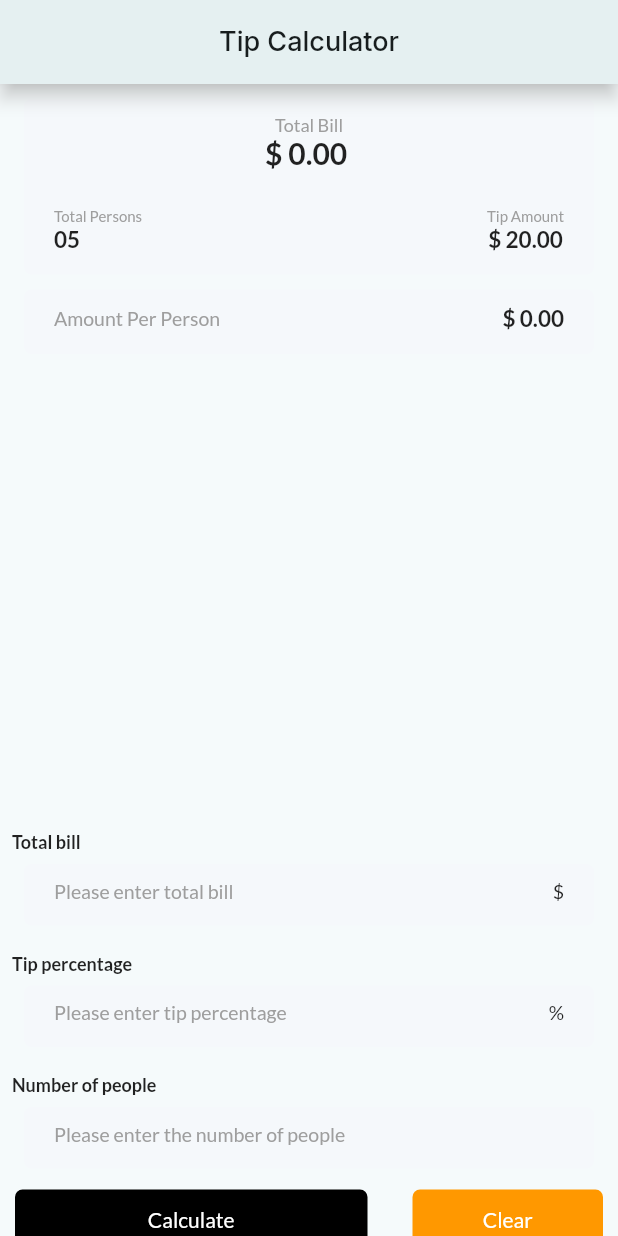
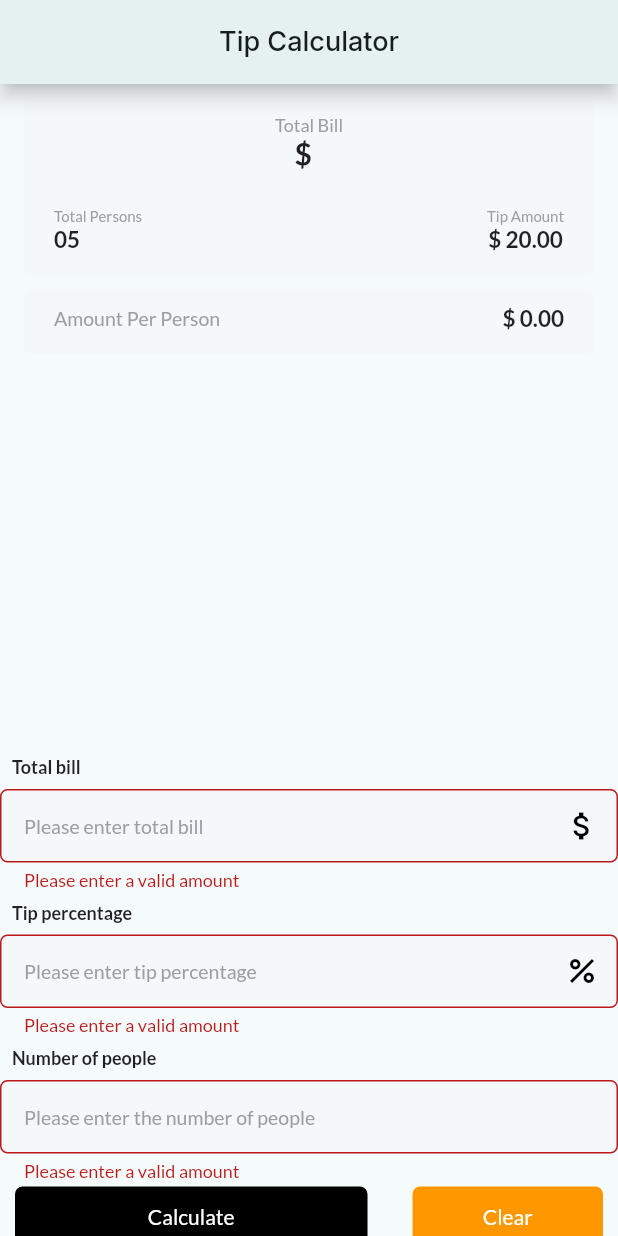
Before and after one commit to CHOC4HOL1C/Flutter-UI-Practice, a Flutter app: the screen it shows after launch, after a tap on "Calculate", on a phone screen of 412 x 824 dp. Run offline on Flutter 3.47's test engine with Material 2 defaults, Android fonts, the phone set to English and light mode, and no system bars; our stand-ins replace google_fonts.

Commit message:
Updated Tip Calculator with Form Control.

```diff
--- a/lib/Screens/tip_calculator.dart
+++ b/lib/Screens/tip_calculator.dart
@@ -1,8 +1,21 @@
 import 'package:flutter/material.dart';
 import 'package:google_fonts/google_fonts.dart';
+import 'package:project_1/Widgets/Simple%20Input%20Field.dart';
 
-class TipCalc extends StatelessWidget {
+class TipCalc extends StatefulWidget {
   const TipCalc({super.key});
+
+  @override
+  State<TipCalc> createState() => _TipCalcState();
+}
+
+class _TipCalcState extends State<TipCalc> {
+
+  //declare local variables
+  final formKey = GlobalKey<FormState>();
+  final totalBillController = TextEditingController();
+  final totalTipController = TextEditingController();
+  final totalPeopleController = TextEditingController();
 
   @override
   Widget build(BuildContext context) {
@@ -16,6 +29,8 @@ class TipCalc extends StatelessWidget {
         backgroundColor: Colors.white,
       ),
       body: Center(
+        child: Form(
+          key: formKey,
           child: Column(
             children: [
               Container( //container1
@@ -25,14 +40,14 @@ class TipCalc extends StatelessWidget {
                 //decoration: BoxDecoration(), ShapeDecoration(shape: RoundedRectangleBorder(borderRadius: BorderRadius.all(Radius.circular(5)))),
                 decoration: BoxDecoration(color: Color(0xFFF5F8FB), borderRadius: BorderRadius.circular(5)),
 
-              child: const Column(
+                child: Column(
                   children: [
                     Text(
                         'Total Bill',
                         style: TextStyle(color: Colors.grey, fontSize: 12)
                     ),
                     Text(
-                      '\$ 0.00 \n',
+                        '\$ ${totalBillController.text} \n',
                         style: TextStyle(fontWeight: FontWeight.w700, fontSize: 20),
                     ),
                     Row(
@@ -70,7 +85,7 @@ class TipCalc extends StatelessWidget {
                 ),
               ),
               SizedBox(
-              height: 300,
+                height: 250,
               ),
               Row(
                 mainAxisAlignment: MainAxisAlignment.start,
@@ -81,19 +96,57 @@ class TipCalc extends StatelessWidget {
                   ),
                 ],
               ),
-            Container( //container 3
-              margin: EdgeInsets.only(left: 10, top: 0, right: 10, bottom: 10),
-              padding: EdgeInsets.only(left: 20, top: 10, right: 20, bottom: 15),
-              width: 380,
-              decoration: BoxDecoration(color: Color(0xFFF5F8FB), borderRadius: BorderRadius.circular(5)),
-              child: Row(
-                mainAxisAlignment: MainAxisAlignment.spaceBetween,
-                children: [
-                  Text('Please enter total bill', style: TextStyle(color: Colors.grey, fontSize: 13)),
-                  Text('\$', style: TextStyle(fontSize: 13))
-                ],
+
+              SimpleInputField(
+                  controller: totalBillController,
+                  hintText: 'Please enter total bill',
+                  iconData: Icons.attach_money,
               ),
-            ),
+              // TextFormField(
+              //   keyboardType: TextInputType.number,
+              //   decoration: InputDecoration(
+              //     hintText: 'Please enter total bill',
+              //     hintStyle: TextStyle(
+              //       fontSize: 13,
+              //       color: Colors.grey,
+              //     ),
+              //     suffix: Icon(Icons.attach_money, color: Colors.black),
+              //     fillColor: Color(0xFFF5F8FB),
+              //     filled: true,
+              //     border: OutlineInputBorder(
+              //         borderSide: BorderSide(width: 0 , color: Colors.transparent),
+              //         borderRadius: BorderRadius.circular(5)),
+              //     enabledBorder: OutlineInputBorder(
+              //         borderSide: BorderSide(width: 0 , color: Colors.transparent),
+              //         borderRadius: BorderRadius.circular(5)),
+              //     focusedBorder: OutlineInputBorder(
+              //         borderSide: BorderSide(width: 0 , color: Colors.transparent),
+              //         borderRadius: BorderRadius.circular(5))
+              //   ),
+              //
+              //   onFieldSubmitted: (value){
+              //     if(value.isEmpty)
+              //       {
+              //         totalBillController.text = '0.00';
+              //       }
+              //     totalBillController.text = value.toString();
+              //     setState(() {});
+              //   },
+              //
+              // ),
+              // Container( //container 3
+              //   margin: EdgeInsets.only(left: 10, top: 0, right: 10, bottom: 10),
+              //   padding: EdgeInsets.only(left: 20, top: 10, right: 20, bottom: 15),
+              //   width: 380,
+              //   decoration: BoxDecoration(color: Color(0xFFF5F8FB), borderRadius: BorderRadius.circular(5)),
+              //   child: Row(
+              //     mainAxisAlignment: MainAxisAlignment.spaceBetween,
+              //     children: [
+              //       Text('Please enter total bill', style: TextStyle(color: Colors.grey, fontSize: 13)),
+              //       Text('\$', style: TextStyle(fontSize: 13))
+              //     ],
+              //   ),
+              // ),
               Row(
                 mainAxisAlignment: MainAxisAlignment.start,
                 children: [
@@ -103,19 +156,25 @@ class TipCalc extends StatelessWidget {
                   ),
                 ],
               ),
-            Container( //container 4
-              margin: EdgeInsets.only(left: 10, top: 0, right: 10, bottom: 10),
-              padding: EdgeInsets.only(left: 20, top: 10, right: 20, bottom: 15),
-              width: 380,
-              decoration: BoxDecoration(color: Color(0xFFF5F8FB), borderRadius: BorderRadius.circular(5)),
-              child: Row(
-                mainAxisAlignment: MainAxisAlignment.spaceBetween,
-                children: [
-                  Text('Please enter tip percentage', style: TextStyle(color: Colors.grey, fontSize: 13)),
-                  Text('\%', style: TextStyle(fontSize: 13))
-                ],
+
+              SimpleInputField(
+                  controller: totalTipController,
+                  hintText: 'Please enter tip percentage',
+                  iconData: Icons.percent,
               ),
-            ),
+              // Container( //container 4
+              //   margin: EdgeInsets.only(left: 10, top: 0, right: 10, bottom: 10),
+              //   padding: EdgeInsets.only(left: 20, top: 10, right: 20, bottom: 15),
+              //   width: 380,
+              //   decoration: BoxDecoration(color: Color(0xFFF5F8FB), borderRadius: BorderRadius.circular(5)),
+              //   child: Row(
+              //     mainAxisAlignment: MainAxisAlignment.spaceBetween,
+              //     children: [
+              //       Text('Please enter tip percentage', style: TextStyle(color: Colors.grey, fontSize: 13)),
+              //       Text('\%', style: TextStyle(fontSize: 13))
+              //     ],
+              //   ),
+              // ),
               Row(
                 mainAxisAlignment: MainAxisAlignment.start,
                 children: [
@@ -125,23 +184,30 @@ class TipCalc extends StatelessWidget {
                   ),
                 ],
               ),
-            Container( //container 5
-              margin: EdgeInsets.only(left: 10, top: 0, right: 10, bottom: 10),
-              padding: EdgeInsets.only(left: 20, top: 10, right: 20, bottom: 15),
-              width: 380,
-              decoration: BoxDecoration(color: Color(0xFFF5F8FB), borderRadius: BorderRadius.circular(5)),
-              child: Text(
-                  'Please enter the number of people',
-                  style: TextStyle(color: Colors.grey, fontSize: 13)
+
+              SimpleInputField(
+                  controller: totalPeopleController,
+                  hintText: 'Please enter the number of people'
               ),
-            ),
+              // Container( //container 5
+              //   margin: EdgeInsets.only(left: 10, top: 0, right: 10, bottom: 10),
+              //   padding: EdgeInsets.only(left: 20, top: 10, right: 20, bottom: 15),
+              //   width: 380,
+              //   decoration: BoxDecoration(color: Color(0xFFF5F8FB), borderRadius: BorderRadius.circular(5)),
+              //   child: Text(
+              //       'Please enter the number of people',
+              //       style: TextStyle(color: Colors.grey, fontSize: 13)
+              //   ),
+              // ),
               Container( //footer button container
                 margin: EdgeInsets.only(left: 10, top: 0, right: 10, bottom: 10),
                 child: Row(
                   mainAxisAlignment: MainAxisAlignment.spaceBetween,
                   children: [
                     TextButton(
-                    onPressed: () {},
+                      onPressed: () {
+                        formKey.currentState!.validate();
+                      },
                       style: TextButton.styleFrom(
                         backgroundColor: Colors.black,
                         foregroundColor: Colors.white,
@@ -170,6 +236,7 @@ class TipCalc extends StatelessWidget {
             ],
           ),
         ),
+      ),
     );
   }
 }
--- /dev/null
+++ b/lib/Widgets/Simple Input Field.dart
@@ -0,0 +1,63 @@
+import 'package:flutter/cupertino.dart';
+import 'package:flutter/material.dart';
+
+class SimpleInputField extends StatefulWidget {
+  final TextEditingController controller;
+  final String hintText;
+  final IconData? iconData;
+  const SimpleInputField({super.key, required this.controller, required this.hintText, this.iconData});
+
+  @override
+  State<SimpleInputField> createState() => _SimpleInputFieldState();
+}
+
+class _SimpleInputFieldState extends State<SimpleInputField> {
+  @override
+  Widget build(BuildContext context) {
+    return TextFormField(
+      controller: widget.controller,
+      keyboardType: TextInputType.number,
+      decoration: InputDecoration(
+          hintText: widget.hintText,
+          hintStyle: TextStyle(
+            fontSize: 13,
+            color: Colors.grey,
+          ),
+          suffixIcon: widget.iconData != null ? Icon(widget.iconData, color: Colors.black) : Text(""),
+          fillColor: Color(0xFFF5F8FB),
+          filled: true,
+          border: OutlineInputBorder(
+              borderSide: BorderSide(width: 0 , color: Colors.transparent),
+              borderRadius: BorderRadius.circular(5)),
+          enabledBorder: OutlineInputBorder(
+              borderSide: BorderSide(width: 0 , color: Colors.transparent),
+              borderRadius: BorderRadius.circular(5)),
+          focusedBorder: OutlineInputBorder(
+              borderSide: BorderSide(width: 0 , color: Colors.transparent),
+              borderRadius: BorderRadius.circular(5))
+      ),
+
+      onFieldSubmitted: (value){
+        if(value.isEmpty)
+        {
+          widget.controller.text = '0.00';
+        }
+        widget.controller.text = value.toString();
+        setState(() {});
+      },
+
+      onSaved: (value){
+
+      },
+
+      validator: (value){
+        if(value == null || value.isEmpty)
+          {
+            return 'Please enter a valid amount';
+          }
+        return null;
+      },
+
+    );
+  }
+}
```
Lines whose indentation alone changed are shown as unchanged.
